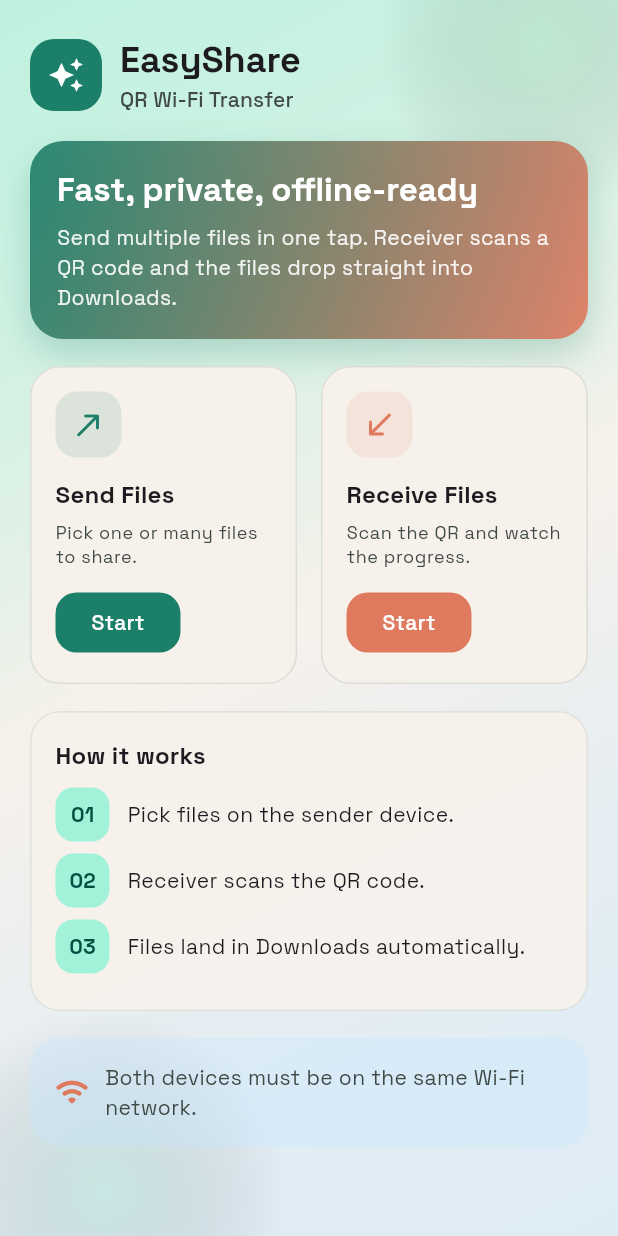
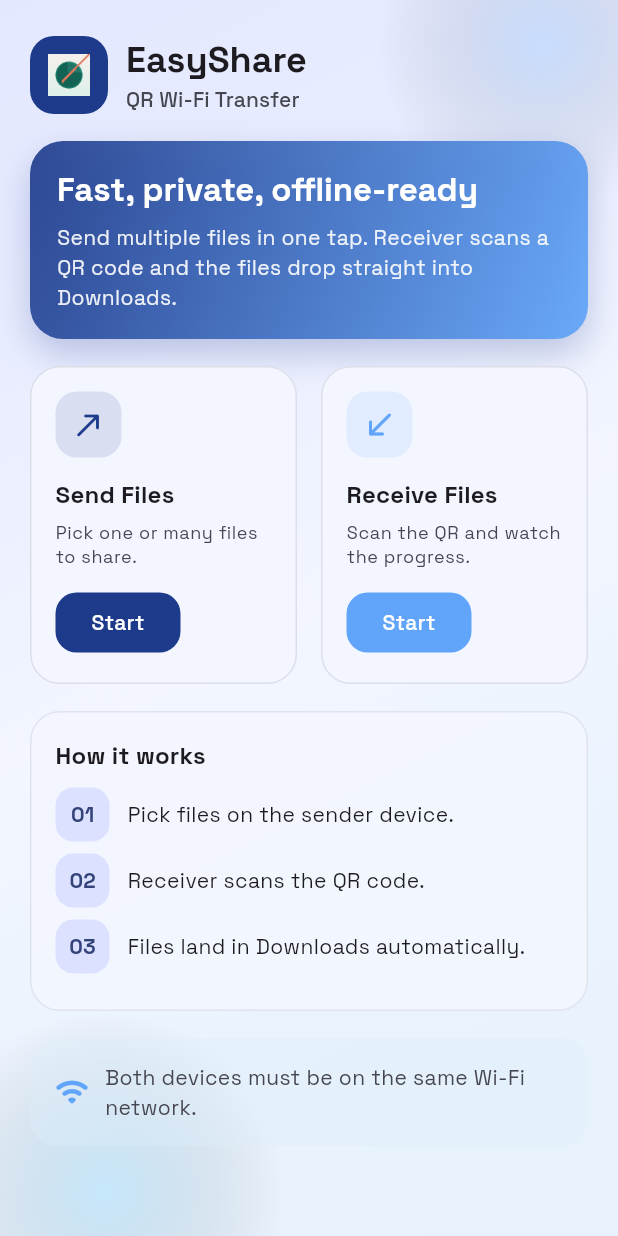
Before and after one commit to Fahadnls/EasyShare, a Flutter app: the screen it shows after launch, on a phone screen of 412 x 824 dp. Run offline on Flutter 3.47's test engine with Material 3 defaults, Android fonts, the phone set to English and light mode, and no system bars; our stand-ins replace file_picker, get, google_fonts, permission_handler, qr_flutter; missing offline and left inert: mobile_scanner, network_info_plus.

Commit message:
Add logo foreground image to assets

```diff
--- a/easyshare.mobile.com/lib/app/modules/home/views/home_view.dart
+++ b/easyshare.mobile.com/lib/app/modules/home/views/home_view.dart
@@ -86,9 +86,9 @@ class _AmbientBackground extends StatelessWidget {
       decoration: BoxDecoration(
         gradient: LinearGradient(
           colors: [
-            colorScheme.primaryContainer.withOpacity(0.65),
+            colorScheme.primaryContainer.withValues(alpha: 0.65),
             colorScheme.surface,
-            colorScheme.tertiaryContainer.withOpacity(0.5),
+            colorScheme.tertiaryContainer.withValues(alpha: 0.5),
           ],
           begin: Alignment.topLeft,
           end: Alignment.bottomRight,
@@ -99,12 +99,12 @@ class _AmbientBackground extends StatelessWidget {
           Positioned(
             top: -80,
             right: -60,
-            child: _GlowBlob(color: Color(0x3381C784), size: 220),
+            child: _GlowBlob(color: Color(0x334AA3FF), size: 220),
           ),
           Positioned(
             bottom: -90,
             left: -50,
-            child: _GlowBlob(color: Color(0x3366D2A5), size: 240),
+            child: _GlowBlob(color: Color(0x3338BDF8), size: 240),
           ),
         ],
       ),
@@ -146,7 +146,12 @@ class _Header extends StatelessWidget {
             color: cs.primary,
             borderRadius: BorderRadius.circular(16),
           ),
-          child: Icon(Icons.auto_awesome, color: cs.onPrimary),
+          child: Image.asset(
+            'assets/logo.png',
+            width: 28,
+            height: 28,
+            fit: BoxFit.contain,
+          ),
         ),
         const SizedBox(width: 12),
         Column(
@@ -183,13 +188,16 @@ class _HeroCard extends StatelessWidget {
       decoration: BoxDecoration(
         borderRadius: BorderRadius.circular(22),
         gradient: LinearGradient(
-          colors: [cs.primary.withOpacity(0.9), cs.tertiary.withOpacity(0.9)],
+          colors: [
+            cs.primary.withValues(alpha: 0.9),
+            cs.tertiary.withValues(alpha: 0.9),
+          ],
           begin: Alignment.topLeft,
           end: Alignment.bottomRight,
         ),
         boxShadow: [
           BoxShadow(
-            color: cs.primary.withOpacity(0.25),
+            color: cs.primary.withValues(alpha: 0.25),
             blurRadius: 20,
             offset: const Offset(0, 10),
           ),
@@ -209,7 +217,7 @@ class _HeroCard extends StatelessWidget {
           Text(
             'Send multiple files in one tap. Receiver scans a QR code and the files drop straight into Downloads.',
             style: Theme.of(context).textTheme.bodyMedium?.copyWith(
-              color: cs.onPrimary.withOpacity(0.9),
+              color: cs.onPrimary.withValues(alpha: 0.9),
               height: 1.4,
             ),
           ),
@@ -234,7 +242,6 @@ class _ActionGrid extends StatelessWidget {
   Widget build(BuildContext context) {
     return LayoutBuilder(
       builder: (context, constraints) {
-        final wide = constraints.maxWidth > 520;
         final children = [
           _ActionCard(
             cs: cs,
@@ -289,7 +296,7 @@ class _ActionCard extends StatelessWidget {
       decoration: BoxDecoration(
         color: cs.surface,
         borderRadius: BorderRadius.circular(20),
-        border: Border.all(color: cs.outlineVariant.withOpacity(0.5)),
+        border: Border.all(color: cs.outlineVariant.withValues(alpha: 0.5)),
       ),
       child: Column(
         crossAxisAlignment: CrossAxisAlignment.start,
@@ -297,7 +304,7 @@ class _ActionCard extends StatelessWidget {
           Container(
             padding: const EdgeInsets.all(10),
             decoration: BoxDecoration(
-              color: accent.withOpacity(0.12),
+              color: accent.withValues(alpha: 0.12),
               borderRadius: BorderRadius.circular(14),
             ),
             child: Icon(icon, color: accent),
@@ -344,9 +351,9 @@ class _HowItWorks extends StatelessWidget {
     return Container(
       padding: const EdgeInsets.all(16),
       decoration: BoxDecoration(
-        color: cs.surface.withOpacity(0.9),
+        color: cs.surface.withValues(alpha: 0.9),
         borderRadius: BorderRadius.circular(20),
-        border: Border.all(color: cs.outlineVariant.withOpacity(0.4)),
+        border: Border.all(color: cs.outlineVariant.withValues(alpha: 0.4)),
       ),
       child: Column(
         crossAxisAlignment: CrossAxisAlignment.start,
@@ -424,7 +431,7 @@ class _NetworkHint extends StatelessWidget {
     return Container(
       padding: const EdgeInsets.all(16),
       decoration: BoxDecoration(
-        color: cs.tertiaryContainer.withOpacity(0.35),
+        color: cs.tertiaryContainer.withValues(alpha: 0.35),
         borderRadius: BorderRadius.circular(18),
       ),
       child: Row(
--- a/easyshare.mobile.com/lib/app/modules/transfer/views/transfer_receive_view.dart
+++ b/easyshare.mobile.com/lib/app/modules/transfer/views/transfer_receive_view.dart
@@ -122,6 +122,13 @@ class _TopBar extends StatelessWidget {
             icon: const Icon(Icons.arrow_back_rounded),
           ),
           const SizedBox(width: 4),
+          Image.asset(
+            'assets/logo.png',
+            width: 22,
+            height: 22,
+            fit: BoxFit.contain,
+          ),
+          const SizedBox(width: 8),
           Text(
             title,
             style: Theme.of(context).textTheme.headlineSmall?.copyWith(
--- a/easyshare.mobile.com/lib/app/modules/transfer/views/transfer_send_view.dart
+++ b/easyshare.mobile.com/lib/app/modules/transfer/views/transfer_send_view.dart
@@ -88,6 +88,13 @@ class _TopBar extends StatelessWidget {
         IconButton(
           onPressed: Get.back,
           icon: const Icon(Icons.arrow_back_rounded),
+        ),
+        const SizedBox(width: 8),
+        Image.asset(
+          'assets/logo.png',
+          width: 22,
+          height: 22,
+          fit: BoxFit.contain,
         ),
         const SizedBox(width: 8),
         Expanded(
--- a/easyshare.mobile.com/lib/main.dart
+++ b/easyshare.mobile.com/lib/main.dart
@@ -21,13 +21,14 @@ class MyApp extends StatelessWidget {
       theme: ThemeData(
         useMaterial3: true,
         colorScheme: ColorScheme.fromSeed(
-          seedColor: const Color(0xFF1B7F6A),
-          primary: const Color(0xFF1B7F6A),
-          secondary: const Color(0xFF0E5C63),
-          tertiary: const Color(0xFFE07A5F),
-          surface: const Color(0xFFF7F1EB),
+          seedColor: const Color(0xFF1E3A8A),
+          primary: const Color(0xFF1E3A8A),
+          secondary: const Color(0xFF0EA5E9),
+          tertiary: const Color(0xFF60A5FA),
+          surface: const Color(0xFFF3F6FF),
+          tertiaryContainer: const Color(0xFFDCEEFB),
         ),
-        scaffoldBackgroundColor: const Color(0xFFF7F1EB),
+        scaffoldBackgroundColor: const Color(0xFFF3F6FF),
         textTheme: GoogleFonts.spaceGroteskTextTheme(),
         appBarTheme: const AppBarTheme(
           backgroundColor: Colors.transparent,
```
Also changed, not shown: easyshare.mobile.com/pubspec.yaml (+11 -0 lines), easyshare.mobile.com/assets/logo.png (added), easyshare.mobile.com/assets/logo_foreground.png (added), easyshare.mobile.com/pubspec.lock, 12 other files.
